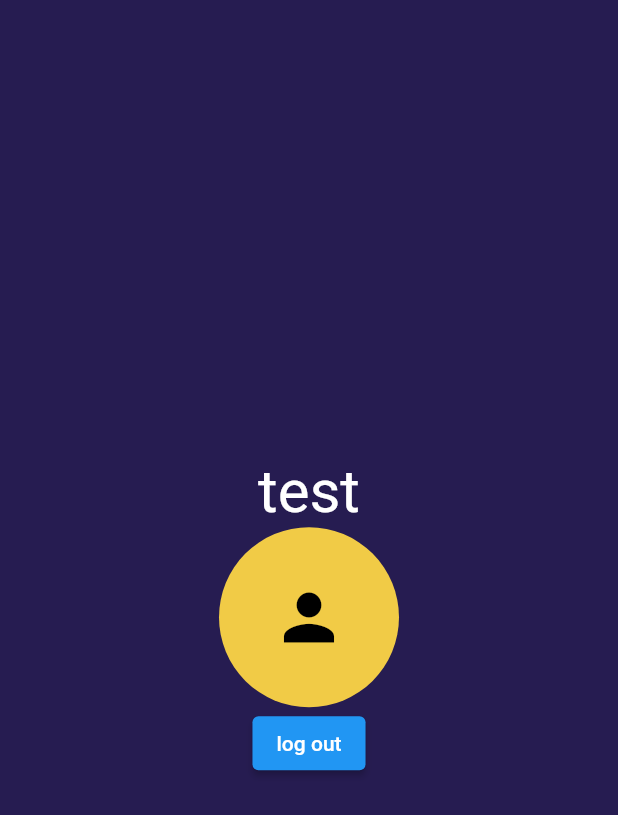
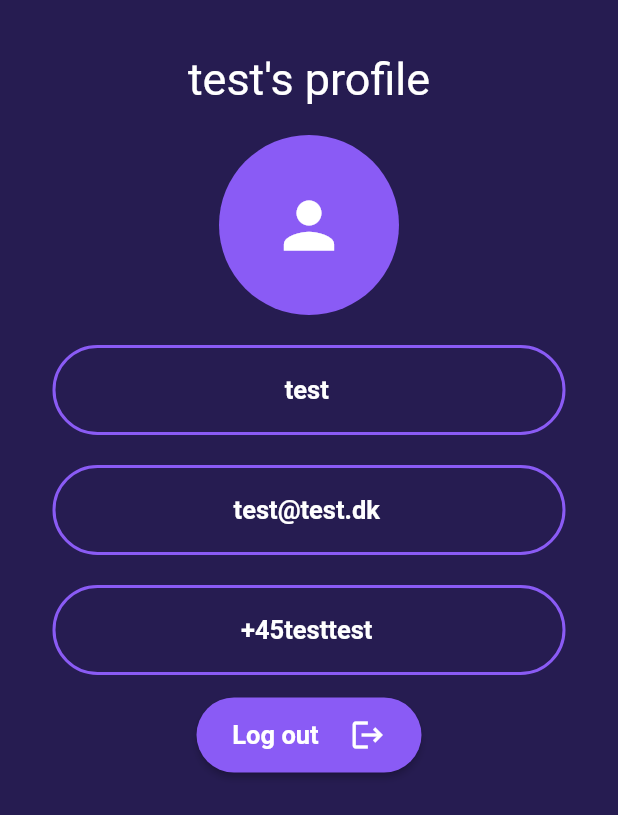
Before and after one commit to forgedis/savethem, a Flutter app: the ProfilePage screen opened directly, on a phone screen of 412 x 824 dp. Shown: the top 815 px of the screen. Run offline on Flutter 3.47's test engine with Material 2 defaults, Android fonts, the phone set to English and light mode, and no system bars; our stand-ins replace appwrite, flutter_riverpod, image_picker, pie_chart; network calls fail.

Commit message:
design of profile page added

```diff
--- a/lib/model/user.dart
+++ b/lib/model/user.dart
@@ -1,7 +1,9 @@
 class User {
+  final String id;
   final String name;
   final String email;
   final String phone;
 
-  User({required this.name, required this.email, required this.phone});
+  User({required this.id, required this.name, required this.email, required this.phone});
+
 }
--- a/lib/pages/profile_page.dart
+++ b/lib/pages/profile_page.dart
@@ -1,8 +1,10 @@
 import 'package:appwrite/appwrite.dart';
 import 'package:flutter/material.dart';
 import 'package:flutter_riverpod/flutter_riverpod.dart';
-import 'package:savethem/pages/login_page.dart';
+import 'package:savethem/service/api_service.dart';
 import '../main.dart';
+import '../model/user.dart';
+import 'login_page.dart';
 
 class ProfilePage extends ConsumerStatefulWidget {
   const ProfilePage({Key? key}) : super(key: key);
@@ -12,54 +14,175 @@ class ProfilePage extends ConsumerStatefulWidget {
 }
 
 class _ProfilePageState extends ConsumerState<ProfilePage> {
-
-  var user = null;
-
   @override
   initState() {
+    super.initState();
     getUser();
   }
 
-  Future getUser() async{
-    user = await ref.read(appwriteAccountProvider).get();
+  final nameTEC = TextEditingController();
+  final emailTEC = TextEditingController();
+  final phoneTEC = TextEditingController();
+
+  User user =
+      User(id: '1', name: 'test', email: 'test@test.dk', phone: '+45testtest');
+
+  void getUser() async {
+    user = await ApiService.instance.getUser();
   }
 
   @override
   Widget build(BuildContext context) {
+    nameTEC.text = user.name;
+    emailTEC.text = user.email;
+    phoneTEC.text = user.phone;
+
     return Scaffold(
       backgroundColor: Color(0xFF261c51),
-      body: Center(
+      body: SafeArea(
+        child: Padding(
+          padding: const EdgeInsets.all(35),
           child: Column(
-          mainAxisAlignment: MainAxisAlignment.center,
+            // mainAxisAlignment: MainAxisAlignment.center,
             children: [
-            Text('test',
-                style: TextStyle(fontSize: 40, color: Colors.white)),
+              Text(user.name + "'s profile",
+                  style: TextStyle(fontSize: 30, color: Colors.white)),
+              SizedBox(height: 20),
               CircleAvatar(
                 child: Icon(
                   Icons.person,
-                color: Colors.black,
+                  color: Colors.white,
                   size: 50,
                 ),
                 maxRadius: 60,
-              backgroundColor: Color(0xFFf1cb46),
+                backgroundColor: Color(0xFF8a5bf5),
               ),
-            ElevatedButton(
+              SizedBox(height: 20),
+              TextField(
+                textAlign: TextAlign.center,
+                enabled: false,
+                controller: nameTEC,
+                decoration: InputDecoration(
+                  enabledBorder: OutlineInputBorder(
+                    borderRadius: BorderRadius.circular(30),
+                    borderSide: BorderSide(color: Color(0xFF8a5bf5), width: 2),
+                  ),
+                  disabledBorder: OutlineInputBorder(
+                    borderRadius: BorderRadius.circular(30),
+                    borderSide: BorderSide(color: Color(0xFF8a5bf5), width: 2),
+                  ),
+                  border: OutlineInputBorder(
+                    borderRadius: BorderRadius.circular(30),
+                    borderSide: BorderSide(color: Color(0xFF8a5bf5), width: 2),
+                  ),
+                  focusedBorder: OutlineInputBorder(
+                    borderSide: BorderSide(color: Color(0xFF8a5bf5), width: 2),
+                    borderRadius: BorderRadius.circular(30),
+                  ),
+                ),
+                style: TextStyle(
+                    color: Colors.white,
+                    fontSize: 17,
+                    fontWeight: FontWeight.bold),
+              ),
+              SizedBox(height: 15),
+              SizedBox(height: 5),
+              TextField(
+                textAlign: TextAlign.center,
+                enabled: false,
+                controller: emailTEC,
+                decoration: InputDecoration(
+                  enabledBorder: OutlineInputBorder(
+                    borderRadius: BorderRadius.circular(30),
+                    borderSide: BorderSide(color: Color(0xFF8a5bf5), width: 2),
+                  ),
+                  disabledBorder: OutlineInputBorder(
+                    borderRadius: BorderRadius.circular(30),
+                    borderSide: BorderSide(color: Color(0xFF8a5bf5), width: 2),
+                  ),
+                  border: OutlineInputBorder(
+                    borderRadius: BorderRadius.circular(30),
+                    borderSide: BorderSide(color: Color(0xFF8a5bf5), width: 2),
+                  ),
+                  focusedBorder: OutlineInputBorder(
+                    borderSide: BorderSide(color: Color(0xFF8a5bf5), width: 2),
+                    borderRadius: BorderRadius.circular(30),
+                  ),
+                ),
+                style: TextStyle(
+                    color: Colors.white,
+                    fontSize: 17,
+                    fontWeight: FontWeight.bold),
+              ),
+              SizedBox(height: 15),
+              SizedBox(height: 5),
+              TextField(
+                textAlign: TextAlign.center,
+                enabled: false,
+                controller: phoneTEC,
+                decoration: InputDecoration(
+                  enabledBorder: OutlineInputBorder(
+                    borderRadius: BorderRadius.circular(30),
+                    borderSide: BorderSide(color: Color(0xFF8a5bf5), width: 2),
+                  ),
+                  disabledBorder: OutlineInputBorder(
+                    borderRadius: BorderRadius.circular(30),
+                    borderSide: BorderSide(color: Color(0xFF8a5bf5), width: 2),
+                  ),
+                  border: OutlineInputBorder(
+                    borderRadius: BorderRadius.circular(30),
+                    borderSide: BorderSide(color: Color(0xFF8a5bf5), width: 2),
+                  ),
+                  focusedBorder: OutlineInputBorder(
+                    borderSide: BorderSide(color: Color(0xFF8a5bf5), width: 2),
+                    borderRadius: BorderRadius.circular(30),
+                  ),
+                ),
+                style: TextStyle(
+                    color: Colors.white,
+                    fontSize: 17,
+                    fontWeight: FontWeight.bold),
+              ),
+              SizedBox(height: 15),
+              Container(
+                height: 50,
+                width: 150,
+                child: ElevatedButton(
+                  child: Row(
+                    mainAxisAlignment: MainAxisAlignment.spaceEvenly,
+                    children: [
+                      Text(
+                        "Log out",
+                        style: TextStyle(
+                            fontSize: 17, fontWeight: FontWeight.bold),
+                      ),
+                      SizedBox(width: 5),
+                      Icon(Icons.logout)
+                    ],
+                  ),
                   onPressed: () async {
-                // try {
-                //   await ref
-                //       .read(appwriteAccountProvider)
-                //       .deleteSession(sessionId: 'current');
-                //   Navigator.of(context).pushReplacementNamed(
-                //     LoginPage.routeName,
-                //   );
-                // } on AppwriteException catch (e) {
-                //   debugPrint(e.message);
-                // }
+                    try {
+                      await ref
+                          .read(appwriteAccountProvider)
+                          .deleteSession(sessionId: 'current');
+                      Navigator.of(context).pushReplacementNamed(
+                        LoginPage.routeName,
+                      );
+                    } on AppwriteException catch (e) {
+                      debugPrint(e.message);
+                    }
                   },
-              child: Text('log out'),
-              style: ButtonStyle(),
-            )
+                  style: ElevatedButton.styleFrom(
+                    foregroundColor: Colors.white,
+                    backgroundColor: Color(0xFF8a5bf5),
+                    shape: RoundedRectangleBorder(
+                      borderRadius: BorderRadius.circular(32.0),
+                    ),
+                  ),
+                ),
+              ),
             ],
+          ),
         ),
       ),
     );
--- a/lib/service/api_service.dart
+++ b/lib/service/api_service.dart
@@ -1,13 +1,14 @@
 import 'package:appwrite/appwrite.dart';
 import 'package:savethem/auth/resources/app_constants.dart';
-
 import '../model/spending.dart';
+import '../model/user.dart';
 
 class ApiService {
   static ApiService? _instance;
   late final Client _client;
   late final Databases _database;
   late final Storage _storage;
+  late final Account _account;
 
   ApiService._internal() {
     _client = Client(
@@ -15,6 +16,7 @@ class ApiService {
 
     _storage = Storage(_client);
     _database = Databases(_client);
+    _account = Account(_client);
   }
 
   static ApiService get instance {
@@ -22,6 +24,11 @@ class ApiService {
       _instance = ApiService._internal();
     }
     return _instance!;
+  }
+
+  Future<User> getUser() async {
+    final currentUser = await _account.get();
+    return User(id: currentUser.$id, name: currentUser.name, email: currentUser.email, phone: currentUser.phone);
   }
 
   Future<Spending> addReceipt({required Spending receipt})
```
Lines whose indentation alone changed are shown as unchanged.
